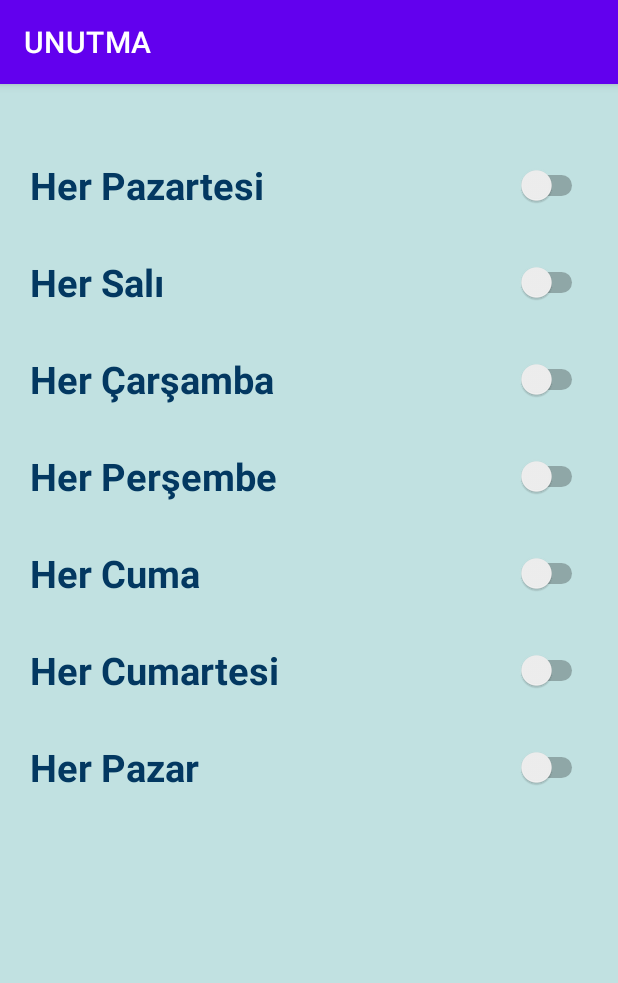
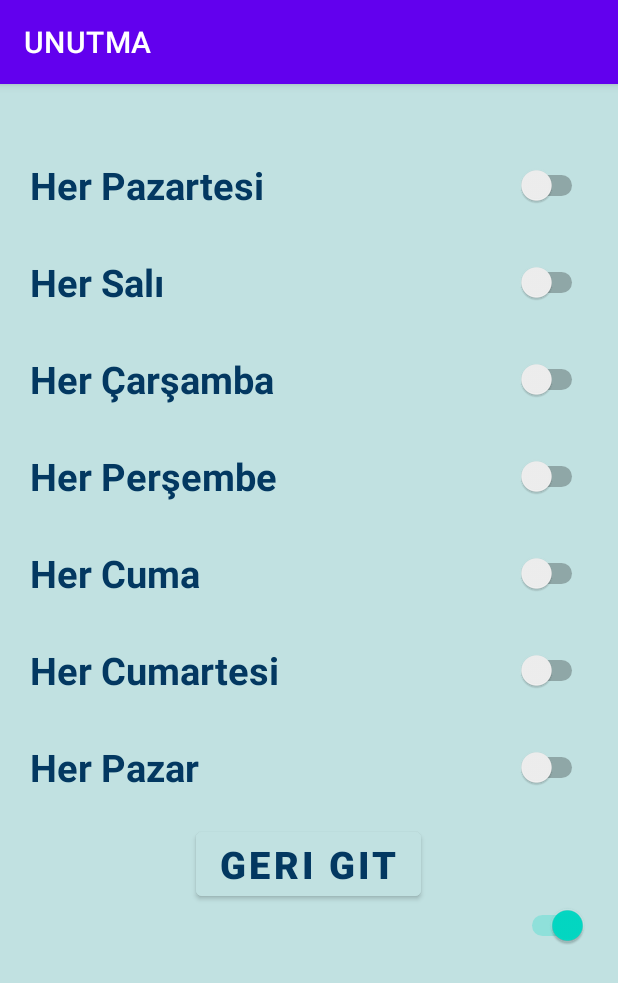
Before and after one commit to Esraras/IlacZamani, an Android app: the Repeat screen opened directly, with no data from a screen before it, on a phone screen of 412 x 824 dp. Shown: the top 983 px of the screen. Run offline under Robolectric (Android 15) with nearby library versions, the phone set to English and light mode, and no system bars; libraries missing offline, so code that uses them is left out: com.huawei.hms.

Commit message:
sound and repeat files is updated

```diff
--- a/app/src/main/AndroidManifest.xml
+++ b/app/src/main/AndroidManifest.xml
@@ -7,7 +7,7 @@
         android:allowBackup="true"
         android:icon="@mipmap/logosaat"
         android:label="@string/hello"
-        android:roundIcon="@mipmap/logosaat_foreground"
+        android:roundIcon="@mipmap/logosaat_round"
         android:supportsRtl="true"
         android:theme="@style/Theme.ProjeDemo">
         <activity android:name=".Repeat" />
--- a/app/src/main/java/com/example/projedemo/FragmentAdapter.java
+++ b/app/src/main/java/com/example/projedemo/FragmentAdapter.java
@@ -25,10 +25,10 @@ public class FragmentAdapter extends FragmentPagerAdapter {
 
         switch (position){
             case 1: {
-                return Once.newInstance(section.get(position));
+                return Custom.newInstance(section.get(position));
             }
             default:{
-                return Custom.newInstance(section.get(position));
+                return Once.newInstance(section.get(position));
             }
         }
     }
--- a/app/src/main/java/com/example/projedemo/Repeat.java
+++ b/app/src/main/java/com/example/projedemo/Repeat.java
@@ -2,16 +2,24 @@ package com.example.projedemo;
 
 import androidx.appcompat.app.AppCompatActivity;
 
+import android.annotation.SuppressLint;
+import android.content.Intent;
 import android.os.Bundle;
 import android.view.View;
+import android.widget.Button;
 import android.widget.CompoundButton;
 import android.widget.LinearLayout;
 import android.widget.RelativeLayout;
 import android.widget.Switch;
+import android.widget.Toast;
+
+import com.huawei.hms.hwid.I;
 
 public class Repeat extends AppCompatActivity {
 
     private Switch sw1, sw2, sw3, sw4, sw5, sw6, sw7;
+    private Button close;
+
     @Override
     protected void onCreate(Bundle savedInstanceState) {
         super.onCreate(savedInstanceState);
@@ -24,8 +32,6 @@ public class Repeat extends AppCompatActivity {
         sw5 = (Switch) findViewById(R.id.swCm);
         sw6 = (Switch) findViewById(R.id.swCmr);
         sw7 = (Switch) findViewById(R.id.swPz);
-/*
-        ?????????????
 
         LinearLayout layout = (LinearLayout) findViewById(R.id.activity_repeat);
         Switch sb = new Switch(this);
@@ -34,54 +40,46 @@ public class Repeat extends AppCompatActivity {
         sb.setChecked(true);
         layout.addView(sb);
 
-        sw1.setOnCheckedChangeListener(new CompoundButton.OnCheckedChangeListener() {
-            public void onCheckedChanged(CompoundButton buttonView, boolean isChecked) {
+        close = (Button) findViewById(R.id.bt_cl) ;
+        close.setOnClickListener(new View.OnClickListener() {
+            @SuppressLint("ResourceType")
+            @Override
+            public void onClick(View v) {
                 String str1, str2, str3, str4, str5, str6, str7;
-                switch () {
+                switch (v.getId()) {
                     case R.id.swP: {
-                        if (sw1.isChecked())
-                            str1 = sw1.getTextOn().toString();
-                        else
-                            str1 = sw1.getTextOff().toString();
+                        if (sw1.isChecked());
+                        break;
                     }
                     case R.id.swS: {
-                        if (sw2.isChecked())
-                            str2 = sw2.getTextOn().toString();
-                        else
-                            str2 = sw2.getTextOff().toString();
+                        if (sw2.isChecked());
+                        break;
                     }
                     case R.id.swC: {
-                        if (sw3.isChecked())
-                            str3 = sw3.getTextOn().toString();
-                        else
-                            str3 = sw3.getTextOff().toString();
+                        if (sw3.isChecked());
+                        break;
                     }
                     case R.id.swPs: {
-                        if (sw4.isChecked())
-                            str4 = sw4.getTextOn().toString();
-                        else
-                            str4 = sw4.getTextOff().toString();
+                        if (sw4.isChecked());
+                        break;
                     }
                     case R.id.swCm: {
-                        if (sw5.isChecked())
-                            str5 = sw5.getTextOn().toString();
-                        else
-                            str5 = sw5.getTextOff().toString();
+                        if (sw5.isChecked());
+                        break;
                     }
                     case R.id.swCmr: {
-                        if (sw6.isChecked())
-                            str6 = sw6.getTextOn().toString();
-                        else
-                            str6 = sw6.getTextOff().toString();
+                        if (sw6.isChecked());
+                        break;
                     }
                     case R.id.swPz: {
-                        if (sw7.isChecked())
-                            str7 = sw7.getTextOn().toString();
-                        else
-                            str7 = sw7.getTextOff().toString();
+                        if (sw7.isChecked());
+                        break;
                     }
+                    default:
                 }
+                Intent intent = new Intent(getApplicationContext(), MedicineAdd.class);
+                startActivity(intent);
             }
-        }*/
+        });
     }
 }
--- a/app/src/main/res/layout/activity_repeat.xml
+++ b/app/src/main/res/layout/activity_repeat.xml
@@ -77,4 +77,17 @@
         android:textStyle="bold"
         android:layout_marginTop="30dp"/>
 
+    <Button
+        android:id="@+id/bt_cl"
+        android:layout_width="wrap_content"
+        android:layout_height="wrap_content"
+        android:backgroundTint="@color/background"
+        android:gravity="left"
+        android:layout_marginTop="20dp"
+        android:textStyle="bold"
+        android:text="Geri git"
+        android:textColor="@color/blue"
+        android:textSize="25dp"
+        android:layout_gravity="center"/>
+
 </LinearLayout>
--- a/app/src/main/res/layout/layout_once.xml
+++ b/app/src/main/res/layout/layout_once.xml
@@ -16,7 +16,7 @@
             android:layout_width="wrap_content"
             android:layout_height="wrap_content"
             android:text="@string/medicine"
-            android:textSize="25dp"
+            android:textSize="20dp"
             android:textColor="@color/blue"/>
 
         <EditText
@@ -26,7 +26,7 @@
             android:layout_marginLeft="30dp"
             android:text="İlaç"
             android:textColor="@color/blue"
-            android:textSize="20dp"
+            android:textSize="10dp"
             android:gravity="right"/>
 
     </LinearLayout>
@@ -40,7 +40,7 @@
         <Button
             android:id="@+id/bt_sound"
             android:layout_width="match_parent"
-            android:layout_height="60dp"
+            android:layout_height="wrap_content"
             android:backgroundTint="@color/background"
             android:gravity="left"
             android:text="Zil sesi"
```
Also changed, not shown: app/src/main/java/com/example/projedemo/Custom.java (+8 -2 lines), app/src/main/java/com/example/projedemo/Sounds.java (+37 -0 lines), app/src/main/res/layout/activity_medicine_add.xml (+16 -14 lines), app/src/main/res/layout/activity_sounds.xml (+15 -1 lines), app/src/main/res/layout/layout_custom.xml (+5 -6 lines).
